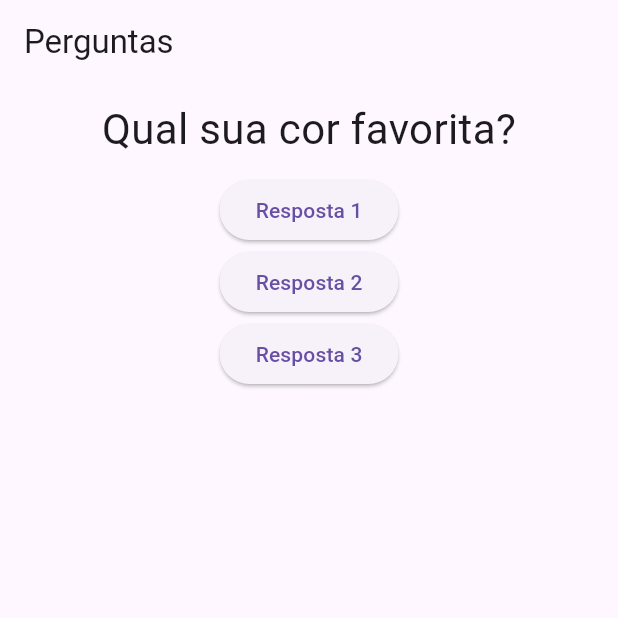
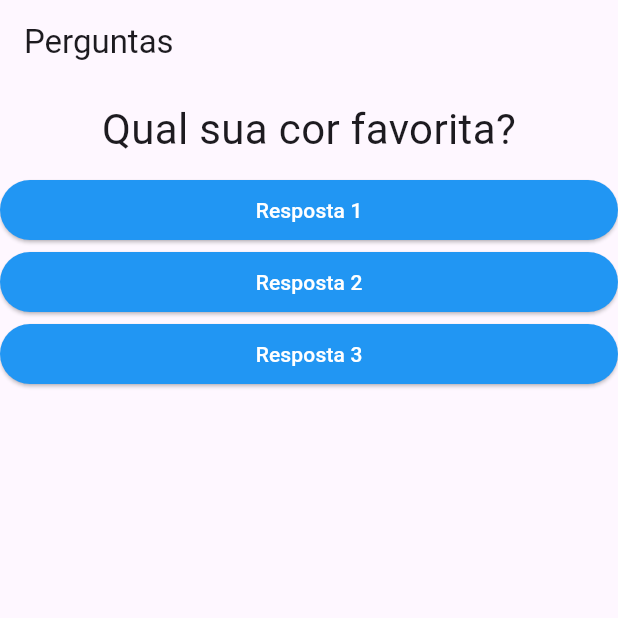
Before and after one commit to Wendelsena/FirstTest_Flutter, a Flutter app: the screen it shows after launch, on a phone screen of 412 x 824 dp, the top half of it. Run offline on Flutter 3.47's test engine with Material 3 defaults, Android fonts, the phone set to English and light mode, and no system bars.

Commit message:
Componente Resposta

```diff
--- a/lib/main.dart
+++ b/lib/main.dart
@@ -1,4 +1,5 @@
 import 'package:first_test_flutter/questao.dart';
+import 'package:first_test_flutter/resposta.dart';
 import 'package:flutter/material.dart';
 
 // Função principal que inicia a aplicação
@@ -32,20 +33,9 @@
         body: Column( // Column é um widget que organiza seus filhos em uma coluna vertical
           children: <Widget>[
             Questao(perguntas[_perguntaSelecionada]),  // Exibe o primeiro item da lista 'perguntas'
-
-            // Cria três botões elevados, cada um com um texto diferente
-            ElevatedButton(
-              child: Text('Resposta 1'),
-              onPressed: _responder, // passa a função '_responder' como parâmetro
-            ),
-            ElevatedButton(
-              child: Text('Resposta 2'),
-              onPressed: _responder,
-            ),
-            ElevatedButton(
-              child: Text('Resposta 3'),
-              onPressed: _responder,
-            ),
+            Resposta('Resposta 1', _responder), // Cria três botões elevados, cada um com um texto diferente
+            Resposta('Resposta 2', _responder),
+            Resposta('Resposta 3', _responder),
           ],
         ),
       ),
--- a/lib/questao.dart
+++ b/lib/questao.dart
@@ -1,7 +1,6 @@
 import 'package:flutter/material.dart';
 
 class Questao extends StatelessWidget {
-
 final String texto;
 
 Questao(this.texto);
--- /dev/null
+++ b/lib/resposta.dart
@@ -0,0 +1,23 @@
+import 'package:flutter/material.dart';
+
+class Resposta extends StatelessWidget {
+  final String texto;
+  final void Function() quandoSelecionado;
+
+  Resposta(this.texto, this.quandoSelecionado);
+
+  @override
+  Widget build(BuildContext context) {
+    return Container(
+      width: double.infinity,
+      child: ElevatedButton(
+        style: ElevatedButton.styleFrom(
+          foregroundColor: Colors.white, // cor de texto
+          backgroundColor: Colors.blue, // cor de fundo
+        ),
+        child: Text(texto),
+        onPressed: quandoSelecionado,
+      ),
+    );
+  }
+}
```
